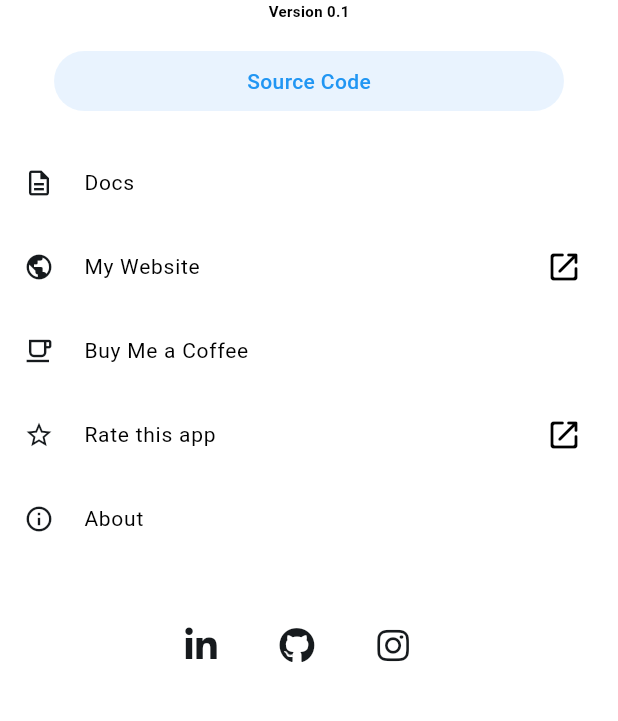
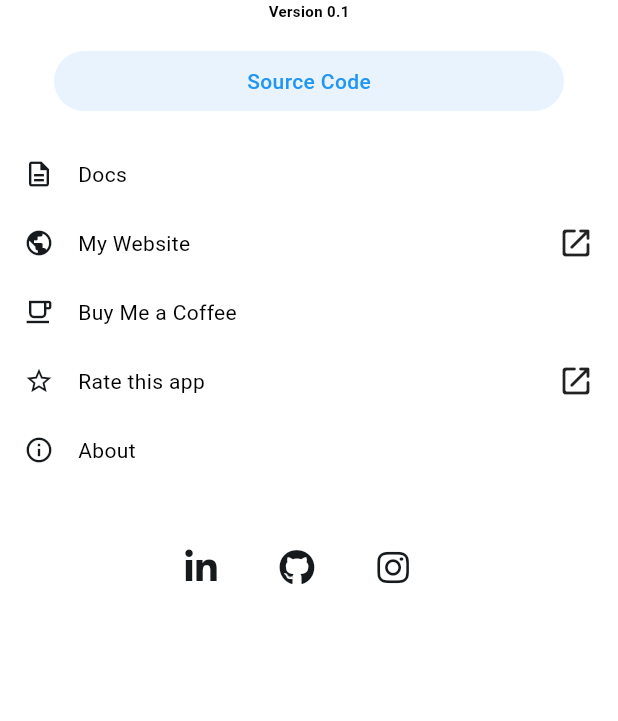
Before and after one commit to dariomatias-dev/flutter_guide, a Flutter app: the SettingsScreen screen opened directly, on a phone screen of 412 x 824 dp, the part 186-907 px from its top. Run offline on Flutter 3.47's test engine with Material 3 defaults, Android fonts, the phone set to English and light mode, and no system bars; our stand-ins replace font_awesome_flutter, shared_preferences; missing offline and left inert: salomon_bottom_bar_extend; accounts and stored records are empty.

Commit message:
feat(src/lib): ListTileItemWidget component refactored and moved to global widgets folder, added feature to open social media link, and fixes
- Refactored ListTileItemWidget component, aiming to make it more flexible and increase its use cases.
- ListTileItemWidget component moved to global widgets folder, so it can be used in other screens.
- Added feature to open link on social media button.
- Style fix in custom dialog.

```diff
--- a/lib/src/features/settings/settings_screen.dart
+++ b/lib/src/features/settings/settings_screen.dart
@@ -2,7 +2,7 @@ import 'package:flutter/material.dart';
 
 import 'package:flutter_guide/src/features/settings/widgets/app_info_widget/app_info_widget.dart';
 import 'package:flutter_guide/src/features/settings/widgets/donate_dialog_widget.dart';
-import 'package:flutter_guide/src/features/settings/widgets/list_tile_item_widget.dart';
+import 'package:flutter_guide/src/shared/widgets/list_tile_item_widget.dart';
 import 'package:flutter_guide/src/features/settings/widgets/social_networks_widget/social_networks_widget.dart';
 
 class SettingsScreen extends StatelessWidget {
--- a/lib/src/features/settings/widgets/list_tile_item_widget.dart
+++ /dev/null
@@ -1,47 +0,0 @@
-import 'package:flutter/material.dart';
-
-class ListTileItemWidget extends StatelessWidget {
-  const ListTileItemWidget({
-    super.key,
-    required this.title,
-    required this.icon,
-    this.openInBrowser = false,
-    required this.onTap,
-  });
-
-  final String title;
-  final IconData icon;
-  final bool openInBrowser;
-  final VoidCallback onTap;
-
-  @override
-  Widget build(BuildContext context) {
-    return InkWell(
-      onTap: onTap,
-      overlayColor: MaterialStatePropertyAll(
-        Colors.blue.withOpacity(0.05),
-      ),
-      hoverColor: Colors.blue.withOpacity(0.05),
-      child: Ink(
-        child: ListTile(
-          leading: Icon(
-            icon,
-            color: Theme.of(context).colorScheme.primary,
-            size: 20.0,
-          ),
-          title: Text(
-            title,
-            style: const TextStyle(
-              fontSize: 14.0,
-            ),
-          ),
-          trailing: openInBrowser
-              ? const Icon(
-                  Icons.open_in_new_rounded,
-                )
-              : null,
-        ),
-      ),
-    );
-  }
-}
--- a/lib/src/features/settings/widgets/social_networks_widget/social_network_button_widget.dart
+++ b/lib/src/features/settings/widgets/social_networks_widget/social_network_button_widget.dart
@@ -11,7 +11,12 @@ class SocialNetworkButtonWidget extends StatelessWidget {
   @override
   Widget build(BuildContext context) {
     return IconButton(
-      onPressed: () {},
+      onPressed: () {
+        openURL(
+          () => context,
+          socialNetwork.url,
+        );
+      },
       highlightColor: Colors.blue.withOpacity(0.07),
       hoverColor: Colors.blue.withOpacity(0.08),
       icon: FaIcon(
--- a/lib/src/features/settings/widgets/social_networks_widget/social_networks_widget.dart
+++ b/lib/src/features/settings/widgets/social_networks_widget/social_networks_widget.dart
@@ -4,6 +4,7 @@ import 'package:font_awesome_flutter/font_awesome_flutter.dart';
 import 'package:flutter_guide/src/core/constants/social_networks.dart';
 
 import 'package:flutter_guide/src/shared/models/social_network_model.dart';
+import 'package:flutter_guide/src/shared/utils/open_url.dart';
 
 part 'social_network_button_widget.dart';
 
--- a/lib/src/shared/widgets/custom_dialog/dialog_widget.dart
+++ b/lib/src/shared/widgets/custom_dialog/dialog_widget.dart
@@ -76,6 +76,7 @@ class DialogWidget extends StatelessWidget {
                   children: children,
                 ),
               ),
+              const SizedBox(height: 8.0),
               Padding(
                 padding: const EdgeInsets.symmetric(
                   horizontal: 12.0,
--- /dev/null
+++ b/lib/src/shared/widgets/list_tile_item_widget.dart
@@ -0,0 +1,58 @@
+import 'package:flutter/material.dart';
+
+class ListTileItemWidget extends StatelessWidget {
+  const ListTileItemWidget({
+    super.key,
+    required this.title,
+    required this.icon,
+    this.openInBrowser = false,
+    required this.onTap,
+  });
+
+  final String title;
+  final IconData icon;
+  final bool openInBrowser;
+  final VoidCallback onTap;
+
+  @override
+  Widget build(BuildContext context) {
+    return InkWell(
+      onTap: onTap,
+      overlayColor: MaterialStatePropertyAll(
+        Colors.blue.withOpacity(0.05),
+      ),
+      hoverColor: Colors.blue.withOpacity(0.05),
+      child: Ink(
+        child: Padding(
+          padding: const EdgeInsets.symmetric(
+            horizontal: 16.0,
+            vertical: 12.0,
+          ),
+          child: Row(
+            children: [
+              Icon(
+                icon,
+                color: Theme.of(context).colorScheme.primary,
+                size: 20.0,
+              ),
+              const SizedBox(width: 16.0),
+              Text(
+                title,
+                style: const TextStyle(
+                  fontSize: 14.0,
+                ),
+              ),
+              Expanded(
+                child: Container(),
+              ),
+              if (openInBrowser)
+                const Icon(
+                  Icons.open_in_new_rounded,
+                ),
+            ],
+          ),
+        ),
+      ),
+    );
+  }
+}
```
